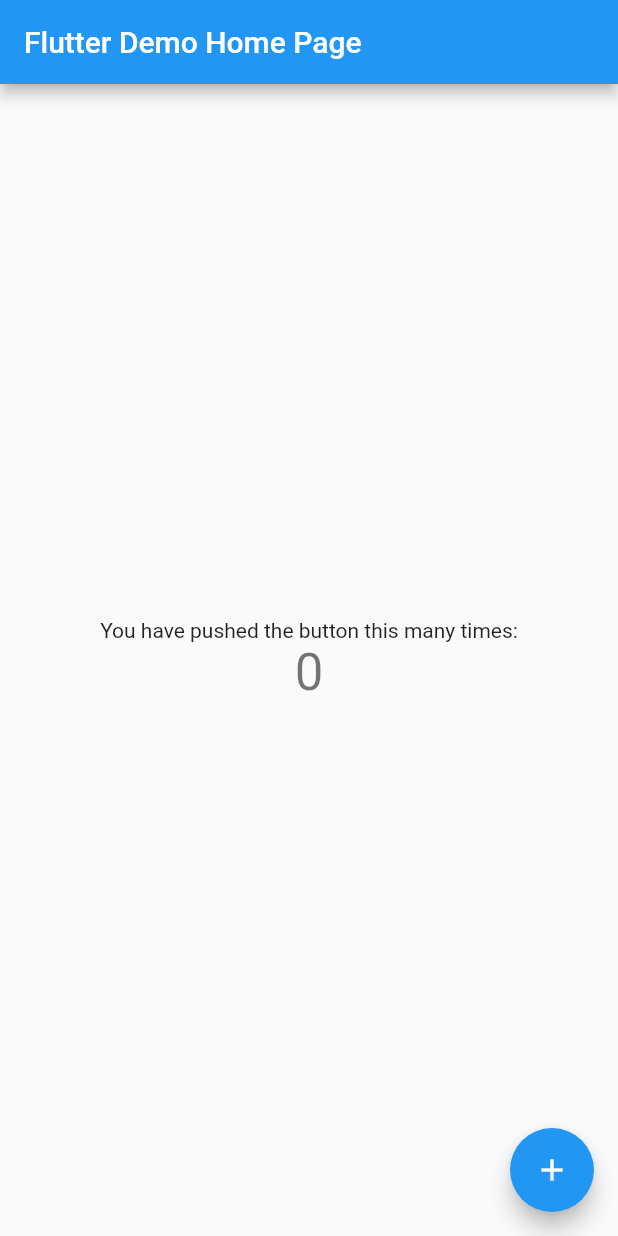
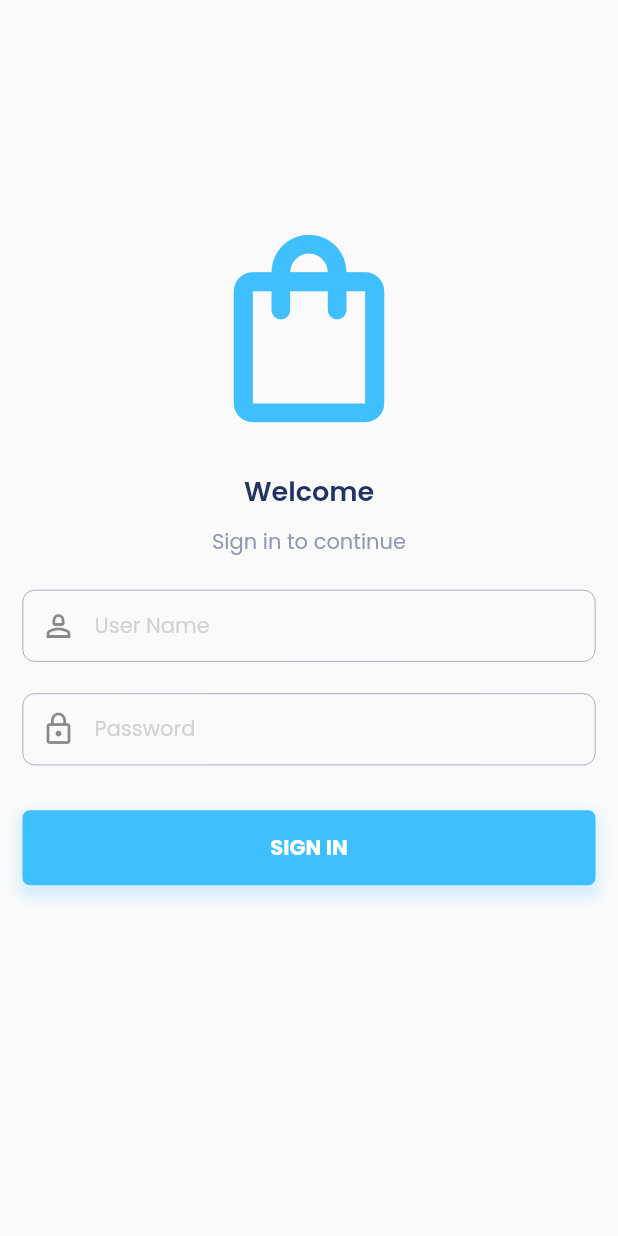
Before and after one commit to monirhelalee/simple-crud-with-getx, a Flutter app: the screen it shows after launch, on a phone screen of 412 x 824 dp. Run offline on Flutter 3.47's test engine with Material 2 defaults, Android fonts, the phone set to English and light mode, and no system bars; our stand-ins replace google_fonts.

Commit message:
add login page

```diff
--- /dev/null
+++ b/lib/core/common_widgets/common_button.dart
@@ -0,0 +1,53 @@
+import 'package:flutter/material.dart';
+import 'package:google_fonts/google_fonts.dart';
+
+import '../resource/colors.dart';
+
+class CommonButton extends StatefulWidget {
+  final String? buttonTitle;
+  final GestureTapCallback? onTap;
+  final double? height;
+  final double? width;
+  final Color? buttonColor;
+  const CommonButton({
+    Key? key,
+    this.buttonTitle,
+    this.onTap,
+    this.height = 50,
+    this.width = 400,
+    this.buttonColor = AppTheme.primaryColorConst,
+  }) : super(key: key);
+
+  @override
+  _CommonButtonState createState() => _CommonButtonState();
+}
+
+class _CommonButtonState extends State<CommonButton> {
+  @override
+  Widget build(BuildContext context) {
+    return GestureDetector(
+      onTap: widget.onTap,
+      child: Container(
+        height: widget.height,
+        width: widget.width,
+        decoration: BoxDecoration(boxShadow: [
+          BoxShadow(
+            color: AppTheme.primaryColor.withOpacity(0.2),
+            spreadRadius: 3,
+            blurRadius: 7,
+            offset: Offset(0, 5), // changes position of shadow
+          ),
+        ], color: widget.buttonColor, borderRadius: BorderRadius.circular(5)),
+        child: Center(
+          child: Text(
+            widget.buttonTitle ?? "",
+            style: GoogleFonts.poppins(
+              color: Colors.white,
+              fontWeight: FontWeight.w700,
+            ),
+          ),
+        ),
+      ),
+    );
+  }
+}
--- /dev/null
+++ b/lib/core/common_widgets/common_text_field.dart
@@ -0,0 +1,183 @@
+import 'package:flutter/material.dart';
+import 'package:flutter/services.dart';
+import 'package:google_fonts/google_fonts.dart';
+
+import '../resource/colors.dart';
+
+class CommonTextField extends StatelessWidget {
+  final FormFieldValidator<String>? validator;
+  final TextEditingController? controller;
+  final String? labelText;
+  final double? labelFontSize;
+  final String? hintText;
+  final String? errorText;
+  final TextInputType? keyboardType;
+  final int? maxLines;
+  final int? minLines;
+  final Color? fontColor;
+  final bool? minimizeBottomPadding;
+  final EdgeInsetsGeometry? contentPadding;
+  final EdgeInsetsGeometry? margin;
+  final FocusNode? focusNode;
+  final bool? autofocus;
+  final bool? enabled;
+  final bool? autovalidate;
+  final bool? readOnly;
+  final bool? isRequired;
+  final TextInputAction? textInputAction;
+  final ValueChanged<String>? onFieldSubmitted;
+  final Widget? prefix;
+  final ValueChanged<String>? onChanged;
+  final int? maxLength;
+  final GestureTapCallback? onTap;
+  final Key? textFieldKey;
+  final Widget? prefixIcon;
+  final Widget? suffixIcon;
+  final double? borderRadius;
+  final bool? isFilled;
+  final Color? fillColor;
+  final bool? obSecure;
+  final double? topPadding;
+  final double? leftContentPadding;
+  final double? hintSize;
+  final List<TextInputFormatter>? inputFormatters;
+  final Color? focusBorderColor;
+  final Color? enableBorderColor;
+  final double? labelLeftPadding;
+  final double? labelBottomPadding;
+
+  const CommonTextField(
+      {this.labelLeftPadding = 0,
+      this.labelBottomPadding = 0,
+      this.labelFontSize = 14,
+      this.focusBorderColor = AppTheme.primaryColorConst,
+      this.minimizeBottomPadding = false,
+      this.readOnly = false,
+      this.enabled = true,
+      this.maxLength,
+      this.validator,
+      this.prefix,
+      this.errorText,
+      this.fontColor = Colors.black,
+      this.onChanged,
+      this.textInputAction,
+      this.autovalidate = false,
+      this.controller,
+      this.onFieldSubmitted,
+      this.focusNode,
+      this.hintSize = 14,
+      this.isRequired = false,
+      this.autofocus = false,
+      this.labelText,
+      this.fillColor = Colors.white,
+      this.isFilled = false,
+      this.hintText,
+      this.minLines,
+      this.prefixIcon,
+      this.obSecure = false,
+      this.suffixIcon,
+      this.borderRadius = 8,
+      this.onTap,
+      this.margin = const EdgeInsets.all(0),
+      this.keyboardType,
+      this.leftContentPadding = 15,
+      this.contentPadding =
+          const EdgeInsets.symmetric(horizontal: 10, vertical: 10),
+      this.maxLines = 1,
+      this.textFieldKey,
+      this.topPadding = 25,
+      this.inputFormatters,
+      this.enableBorderColor = const Color(0xff9098B1)});
+
+  @override
+  Widget build(BuildContext context) {
+    return Container(
+      margin: margin,
+      child: Column(
+        children: [
+          if (labelText != null)
+            Padding(
+              padding: EdgeInsets.only(
+                  left: labelLeftPadding!, bottom: labelBottomPadding!),
+              child: Row(
+                children: [
+                  Flexible(
+                    child: Text("  ${labelText ?? ""}",
+                        style: GoogleFonts.roboto(fontSize: labelFontSize)),
+                  ),
+                  if (isRequired!)
+                    Text(
+                      " *",
+                      style: GoogleFonts.roboto(color: AppTheme.redColor),
+                    )
+                ],
+              ),
+            ),
+          const SizedBox(
+            height: 1,
+          ),
+          TextFormField(
+            inputFormatters: inputFormatters,
+            obscureText: obSecure!,
+            key: textFieldKey,
+            onTap: onTap,
+            readOnly: readOnly!,
+            enabled: enabled,
+            maxLength: maxLength,
+            style: TextStyle(color: fontColor),
+            minLines: minLines,
+            onChanged: onChanged,
+            onFieldSubmitted: onFieldSubmitted,
+            autofocus: autofocus!,
+            focusNode: focusNode,
+            maxLines: maxLines,
+            keyboardType: keyboardType,
+            validator: validator,
+            controller: controller,
+            textInputAction: textInputAction,
+            decoration: InputDecoration(
+              filled: isFilled,
+              fillColor: fillColor,
+              suffixIcon: suffixIcon,
+              prefixIcon: prefixIcon,
+              prefix: prefix,
+              border: InputBorder.none,
+              hintStyle: GoogleFonts.poppins(
+                  fontSize: hintSize, color: const Color(0xffD2D2D2)),
+              focusedBorder: OutlineInputBorder(
+                borderSide: BorderSide(color: focusBorderColor!, width: 1.0),
+                borderRadius: BorderRadius.circular(borderRadius!),
+              ),
+              contentPadding: EdgeInsets.fromLTRB(
+                  leftContentPadding!, topPadding!, 40.0, 0.0),
+              enabledBorder: OutlineInputBorder(
+                borderSide: BorderSide(color: enableBorderColor!, width: 0.5),
+                borderRadius: BorderRadius.circular(borderRadius!),
+              ),
+              focusedErrorBorder: OutlineInputBorder(
+                borderSide:
+                    const BorderSide(color: AppTheme.redColor, width: 0.5),
+                borderRadius: BorderRadius.circular(borderRadius!),
+              ),
+              errorBorder: OutlineInputBorder(
+                borderSide:
+                    const BorderSide(color: AppTheme.redColor, width: 1.0),
+                borderRadius: BorderRadius.circular(borderRadius!),
+              ),
+              hintText: hintText,
+            ),
+          ),
+          errorText == null
+              ? const SizedBox()
+              : Padding(
+                  padding: const EdgeInsets.only(left: 38, top: 0, right: 38),
+                  child: Text(
+                    errorText!,
+                    style: const TextStyle(color: AppTheme.redColor),
+                  ),
+                )
+        ],
+      ),
+    );
+  }
+}
--- /dev/null
+++ b/lib/core/resource/colors.dart
@@ -0,0 +1,38 @@
+import 'package:flutter/material.dart';
+
+class AppTheme {
+  static Color primaryColor = const Color(0xff40BFFF);
+  static const MaterialColor primarySwatchColor = MaterialColor(
+    0xff40BFFF,
+    <int, Color>{
+      50: Color(0xff40BFFF),
+      100: Color(0xff40BFFF),
+      200: Color(0xff40BFFF),
+      300: Color(0xff40BFFF),
+      400: Color(0xff40BFFF),
+      500: Color(0xff40BFFF),
+      600: Color(0xff40BFFF),
+      700: Color(0xff40BFFF),
+      800: Color(0xff40BFFF),
+      900: Color(0xff40BFFF),
+    },
+  );
+  static const Color primaryColorConst = Color(0xff40BFFF);
+  static const Color redColor = Color(0xffFB7181);
+  static const Color yellowColor = Color(0xffFFC833);
+  static const Color greenColor = Color(0xff53D1B6);
+  static const Color purpleColor = Color(0xff5C61F4);
+  static const Color greyColor = Color(0xff9098B1);
+  static const Color darkBlueColor = Color(0xff223263);
+  static const Color lightColor = Color(0xffEBF0FF);
+  static final ThemeData primaryTheme = ThemeData(
+    brightness: Brightness.light,
+    primaryColor: primaryColor,
+    textTheme: const TextTheme(
+        bodyText2: TextStyle(
+      color: Colors.black,
+    )),
+    primarySwatch: primarySwatchColor,
+    unselectedWidgetColor: greyColor,
+  );
+}
--- /dev/null
+++ b/lib/core/utils/validator.dart
@@ -0,0 +1,30 @@
+class Validator {
+  String? nullFieldValidate(String? value) =>
+      value!.isEmpty ? "This field is required" : null;
+
+  String? validateEmail(String? value) {
+    String pattern =
+        r'^(([^<>()[\]\\.,;:\s@\"]+(\.[^<>()[\]\\.,;:\s@\"]+)*)|(\".+\"))@((\[[0-9]{1,3}\.[0-9]{1,3}\.[0-9]{1,3}\.[0-9]{1,3}\])|(([a-zA-Z\-0-9]+\.)+[a-zA-Z]{2,}))$';
+    RegExp regex = RegExp(pattern);
+
+    if (value!.isEmpty) {
+      return "Please enter an email";
+    } else if (!regex.hasMatch(value)) {
+      return "Please enter a valid email";
+    } else {
+      return null;
+    }
+  }
+
+  String? notValidate(String value) {
+    return null;
+  }
+
+  String? validateEmptyPassword(String value) {
+    if (value.isEmpty) {
+      return "Please enter password";
+    } else {
+      return null;
+    }
+  }
+}
--- /dev/null
+++ b/lib/features/auth/view/login_page.dart
@@ -0,0 +1,127 @@
+import 'package:flutter/material.dart';
+import 'package:google_fonts/google_fonts.dart';
+
+import '../../../core/common_widgets/common_button.dart';
+import '../../../core/common_widgets/common_text_field.dart';
+import '../../../core/resource/colors.dart';
+import '../../../core/utils/validator.dart';
+
+class LoginPage extends StatefulWidget {
+  const LoginPage({Key? key}) : super(key: key);
+
+  @override
+  State<LoginPage> createState() => _LoginPageState();
+}
+
+class _LoginPageState extends State<LoginPage> {
+  final TextEditingController _emailController = TextEditingController();
+  final TextEditingController _passwordController = TextEditingController();
+  final _formKey = GlobalKey<FormState>();
+  var passwordFocus = FocusNode();
+  @override
+  Widget build(BuildContext context) {
+    var width = MediaQuery.of(context).size.width;
+    var spaceBetween = const SizedBox(
+      height: 10,
+    );
+    var welcomeTextWidget = Text(
+      "Welcome",
+      style: GoogleFonts.poppins(
+          fontWeight: FontWeight.w600,
+          fontSize: 18,
+          color: AppTheme.darkBlueColor),
+    );
+    var signInToContinueTextWidget = Text(
+      "Sign in to continue",
+      style: GoogleFonts.poppins(
+          fontWeight: FontWeight.normal,
+          fontSize: 14,
+          color: AppTheme.greyColor),
+    );
+    var emailWidget = CommonTextField(
+      prefixIcon: const Icon(Icons.person_2_outlined),
+      controller: _emailController,
+      validator: Validator().nullFieldValidate,
+      onFieldSubmitted: (v) {
+        FocusScope.of(context).requestFocus(passwordFocus);
+      },
+      hintText: "User Name",
+    );
+    var passwordWidget = CommonTextField(
+      focusNode: passwordFocus,
+      controller: _passwordController,
+      validator: Validator().nullFieldValidate,
+      prefixIcon: const Icon(Icons.lock_outline),
+      hintText: "Password",
+      onFieldSubmitted: (v) async {
+        FocusManager.instance.primaryFocus!.unfocus();
+        if (_formKey.currentState!.validate()) {
+          // await authVm.signIn();
+          // Navigator.of(context).pushAndRemoveUntil(
+          //     MaterialPageRoute(
+          //         builder: (BuildContext context) => const BottomNavBar()),
+          //     (Route<dynamic> route) => false);
+        }
+      },
+    );
+    var signInButton = CommonButton(
+      buttonTitle: "SIGN IN",
+      onTap: () async {
+        if (_formKey.currentState!.validate()) {
+          // await authVm.signIn();
+          // Navigator.of(context).pushAndRemoveUntil(
+          //     MaterialPageRoute(
+          //         builder: (BuildContext context) => const BottomNavBar()),
+          //     (Route<dynamic> route) => false);
+        }
+      },
+    );
+    var logoWidget = Icon(
+      Icons.shopping_bag_outlined,
+      color: AppTheme.primaryColor,
+      size: 150,
+    );
+    debugPrint("height $width");
+    return Scaffold(
+      body: Form(
+        key: _formKey,
+        child: SafeArea(
+          child: SingleChildScrollView(
+            child: Column(
+              children: [
+                SizedBox(
+                  height: width <= 420 ? width * .35 : 100,
+                ),
+                logoWidget,
+                spaceBetween,
+                spaceBetween,
+                welcomeTextWidget,
+                spaceBetween,
+                signInToContinueTextWidget,
+                spaceBetween,
+                spaceBetween,
+                Padding(
+                  padding: const EdgeInsets.only(left: 15, right: 15),
+                  child: Column(
+                    children: [
+                      emailWidget,
+                      spaceBetween,
+                      spaceBetween,
+                      passwordWidget,
+                      spaceBetween,
+                      spaceBetween,
+                      spaceBetween,
+                      signInButton,
+                      spaceBetween,
+                      spaceBetween,
+                    ],
+                  ),
+                )
+              ],
+            ),
+          ),
+        ),
+      ),
+    );
+  }
+}
--- /dev/null
+++ b/lib/features/home/view/home_page.dart
@@ -0,0 +1,15 @@
+import 'package:flutter/material.dart';
+
+class HomePage extends StatefulWidget {
+  const HomePage({Key? key}) : super(key: key);
+
+  @override
+  State<HomePage> createState() => _HomePageState();
+}
+
+class _HomePageState extends State<HomePage> {
+  @override
+  Widget build(BuildContext context) {
+    return const Scaffold();
+  }
+}
--- a/lib/main.dart
+++ b/lib/main.dart
@@ -1,4 +1,7 @@
 import 'package:flutter/material.dart';
+
+import 'features/auth/view/login_page.dart';
+import 'features/home/view/home_page.dart';
 
 void main() {
   runApp(const MyApp());
@@ -15,54 +18,7 @@ class MyApp extends StatelessWidget {
         primarySwatch: Colors.blue,
       ),
       debugShowCheckedModeBanner: false,
-      home: const MyHomePage(title: 'Flutter Demo Home Page'),
+      home: const LoginPage(),
     );
   }
 }
-
-class MyHomePage extends StatefulWidget {
-  const MyHomePage({super.key, required this.title});
-
-  final String title;
-
-  @override
-  State<MyHomePage> createState() => _MyHomePageState();
-}
-
-class _MyHomePageState extends State<MyHomePage> {
-  int _counter = 0;
-
-  void _incrementCounter() {
-    setState(() {
-      _counter++;
-    });
-  }
-
-  @override
-  Widget build(BuildContext context) {
-    return Scaffold(
-      appBar: AppBar(
-        title: Text(widget.title),
-      ),
-      body: Center(
-        child: Column(
-          mainAxisAlignment: MainAxisAlignment.center,
-          children: <Widget>[
-            const Text(
-              'You have pushed the button this many times:',
-            ),
-            Text(
-              '$_counter',
-              style: Theme.of(context).textTheme.headlineMedium,
-            ),
-          ],
-        ),
-      ),
-      floatingActionButton: FloatingActionButton(
-        onPressed: _incrementCounter,
-        tooltip: 'Increment',
-        child: const Icon(Icons.add),
-      ),
-    );
-  }
-}
```
Also changed, not shown: pubspec.yaml (+3 -32 lines), pubspec.lock.
